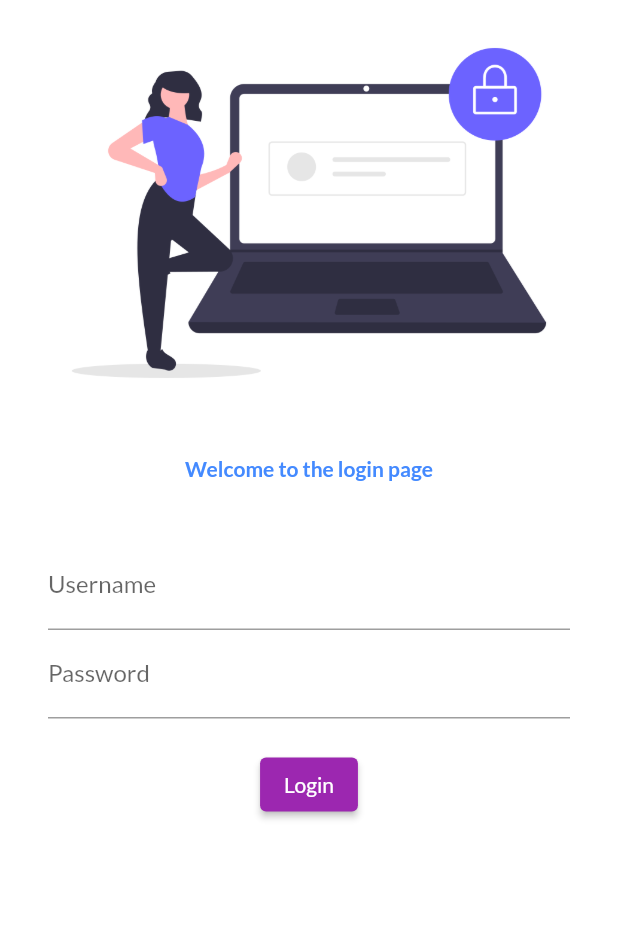
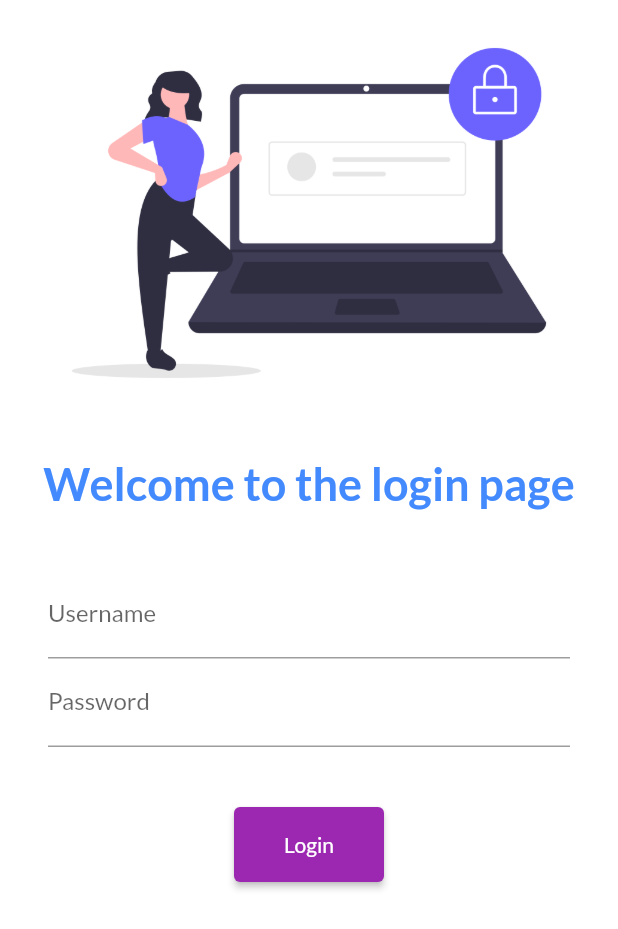
Before and after one commit to mortalPrajwal/flutter, a Flutter app: the screen it shows after launch, on a phone screen of 412 x 824 dp. Shown: the top 929 px of the screen. Run offline on Flutter 3.47's test engine with Material 2 defaults, Android fonts, the phone set to English and light mode, and no system bars; our stand-ins replace google_fonts.

Commit message:
day5completed

```diff
--- a/lib/main.dart
+++ b/lib/main.dart
@@ -1,6 +1,7 @@
 import 'package:flutter/material.dart';
 import 'package:flutter_application_1/pages/home_page.dart';
 import 'package:flutter_application_1/pages/login_page.dart';
+import 'package:flutter_application_1/utils/routes.dart';
 import 'package:google_fonts/google_fonts.dart';
 
 void main() {
@@ -25,8 +26,9 @@ class Prajwal extends StatelessWidget {
       ),
       initialRoute: "/login",
       routes: {
-        "/": (context) => HomePage(),
-        "/login": (context) => LoginPage()
+        // "/": (context) => HomePage(),
+        MyRoutes.LoginRoute: (context) => LoginPage(),
+        MyRoutes.HomeRoute: (context) => HomePage(),
       },
     );
   }
--- a/lib/pages/login_page.dart
+++ b/lib/pages/login_page.dart
@@ -1,4 +1,6 @@
 import 'package:flutter/material.dart';
+import 'package:flutter_application_1/pages/home_page.dart';
+import 'package:flutter_application_1/utils/routes.dart';
 
 class LoginPage extends StatelessWidget {
   const LoginPage({Key? key}) : super(key: key);
@@ -8,13 +10,19 @@ class LoginPage extends StatelessWidget {
     return Material(
       // resizeToAvoidBottomInset: false,
       color: Colors.white,
+      child: SingleChildScrollView(
         child: Column(children: [
-        Image.asset("assets/images/image.png", fit: BoxFit.cover),
+          Image.asset(
+            "assets/images/image.png",
+            fit: BoxFit.cover,
+          ),
           SizedBox(height: 20),
           Text(
             "Welcome to the login page",
-          style:
-              TextStyle(color: Colors.blueAccent, fontWeight: FontWeight.bold),
+            style: TextStyle(
+                color: Colors.blueAccent,
+                fontWeight: FontWeight.bold,
+                fontSize: 30),
           ),
           Padding(
             padding: const EdgeInsets.symmetric(vertical: 40, horizontal: 32),
@@ -24,22 +32,24 @@ class LoginPage extends StatelessWidget {
                     decoration: InputDecoration(
                         hintText: "UserName", label: Text("Username"))),
                 TextFormField(
+                    obscureText: true,
                     decoration: InputDecoration(
                         hintText: "Password", label: Text("Password"))),
                 SizedBox(
-                height: 20,
+                  height: 40,
                 ),
                 ElevatedButton(
                   child: Text("Login"),
-                style: TextButton.styleFrom(),
+                  style: TextButton.styleFrom(minimumSize: Size(100, 50)),
                   onPressed: () {
-                  print("Hi prajwal");
+                    Navigator.pushNamed(context, MyRoutes.HomeRoute);
                   },
                 ),
               ],
             ),
-        )
+          ),
         ]),
+      ),
     );
   }
 }
--- /dev/null
+++ b/lib/utils/routes.dart
@@ -0,0 +1,4 @@
+class MyRoutes {
+  static String HomeRoute = "/";
+  static String LoginRoute = "/login";
+}
```
Also changed, not shown: lib/home_page.dart (deleted, +0 -17 lines). Lines whose indentation alone changed are shown as unchanged.
